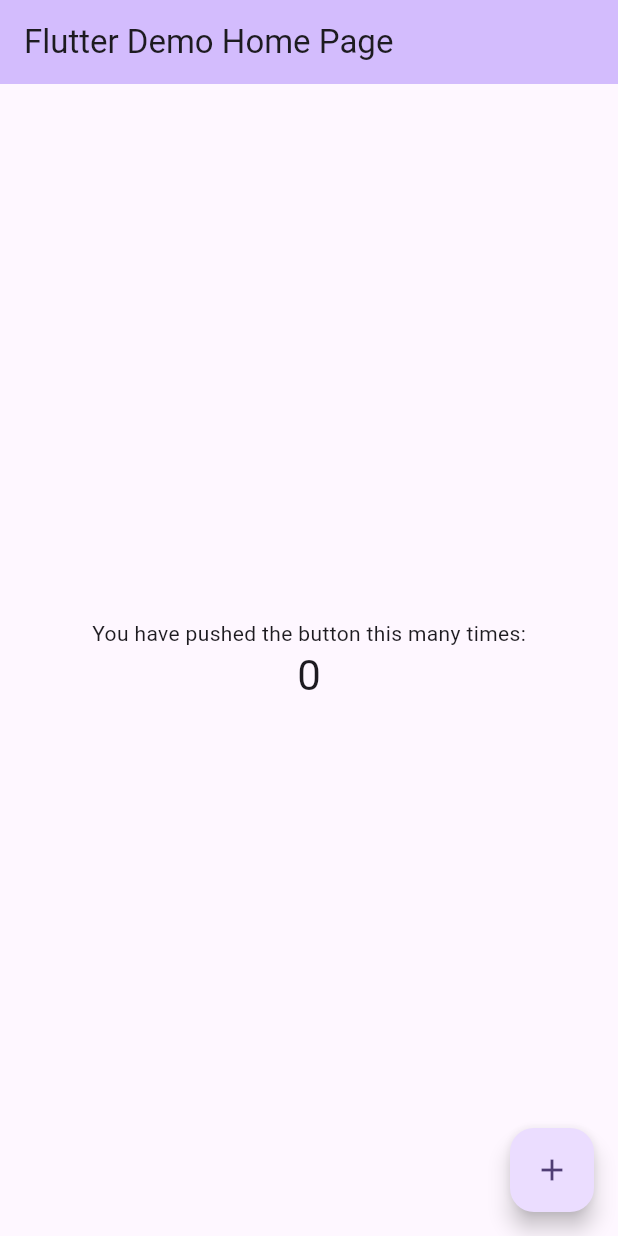
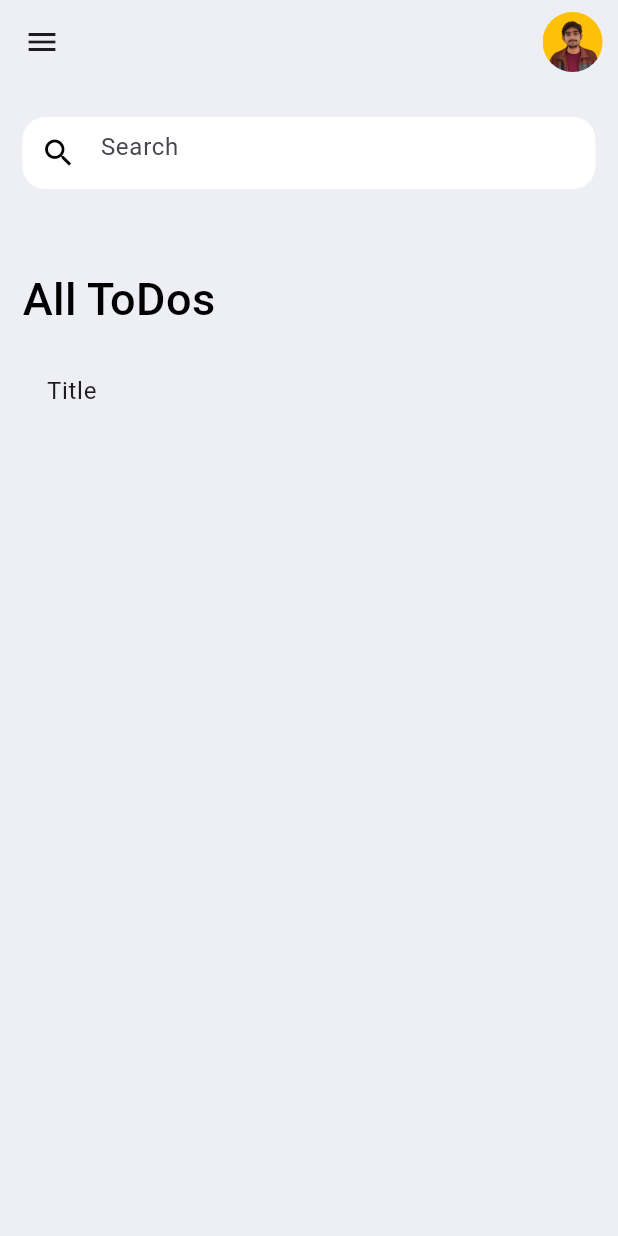
Before and after one commit to Aabis-Ahmed-Hassan/ToDo-App, a Flutter app: the screen it shows after launch, on a phone screen of 412 x 824 dp. Run offline on Flutter 3.47's test engine with Material 3 defaults, Android fonts, the phone set to English and light mode, and no system bars.

Commit message:
Done with App Bar and Search Bar (UI)

```diff
--- /dev/null
+++ b/lib/Constants/colors.dart
@@ -0,0 +1,13 @@
+import 'package:flutter/material.dart';
+class AppColors {
+
+
+
+  static const Color tdRed = Color(0xFFDA4040);
+  static const Color tdBlue = Color(0xFF5F52EE);
+
+  static const Color tdBlack = Color(0xFF3A3A3A);
+  static const Color tdGrey = Color(0xFF717171);
+
+  static const Color tdBGColor = Color(0xFFEEEFF5);
+}
--- /dev/null
+++ b/lib/Screens/home_screen.dart
@@ -0,0 +1,84 @@
+import 'package:flutter/material.dart';
+import 'package:to_do_app/Constants/colors.dart';
+import 'package:to_do_app/Widgets/ToDoWidget.dart';
+
+class HomeScreen extends StatefulWidget {
+  const HomeScreen({super.key});
+
+  @override
+  State<HomeScreen> createState() => _HomeScreenState();
+}
+
+class _HomeScreenState extends State<HomeScreen> {
+  @override
+  Widget build(BuildContext context) {
+    final height = MediaQuery.of(context).size.height;
+    final width = MediaQuery.of(context).size.width;
+
+    return Scaffold(
+        backgroundColor: AppColors.tdBGColor,
+        appBar: AppBar(
+          backgroundColor: AppColors.tdBGColor,
+          actions: [
+            CircleAvatar(
+              backgroundImage: AssetImage('Assets/profile_image.png'),
+            ),
+            SizedBox(
+              width: width * 0.025,
+            ),
+          ],
+          leading: DrawerButton(
+            style: ButtonStyle(),
+          ),
+        ),
+        drawer: Drawer(
+          child: Column(
+            children: [
+              Text('adf'),
+              Text('adf'),
+              Text('adf'),
+              Text('adf'),
+              Text('adf'),
+            ],
+          ),
+        ),
+        body: SingleChildScrollView(
+          child: Padding(
+            padding: const EdgeInsets.symmetric(horizontal: 15, vertical: 10),
+            child: Column(
+              mainAxisAlignment: MainAxisAlignment.start,
+              crossAxisAlignment: CrossAxisAlignment.start,
+              children: [
+                Container(
+                  margin: EdgeInsets.symmetric(vertical: 12),
+                  decoration: BoxDecoration(
+                    borderRadius: BorderRadius.circular(15),
+                    color: Colors.white,
+                  ),
+                  child: TextFormField(
+                    decoration: InputDecoration(
+                      hintText: 'Search',
+                      prefixIcon: Icon(
+                        Icons.search,
+                        color: Colors.black,
+                      ),
+                      border: InputBorder.none,
+                    ),
+                  ),
+                ),
+                Container(
+                  margin: EdgeInsets.only(top: 40, bottom: 12),
+                  child: Text('All ToDos',
+                      style: TextStyle(
+                        fontSize: 30,
+                        color: Colors.black,
+                        fontWeight: FontWeight.w500,
+                      )),
+                ),
+                ToDoItem(title: 'Title')
+              ],
+            ),
+          ),
+        ));
+  }
+}
--- /dev/null
+++ b/lib/Widgets/ToDoWidget.dart
@@ -0,0 +1,15 @@
+import 'package:flutter/material.dart';
+
+class ToDoItem extends StatelessWidget {
+  ToDoItem({super.key , required this.title});
+
+  String title;
+  @override
+  Widget build(BuildContext context) {
+    return ListTile(
+
+      title: Text(title.toString()),
+
+    );
+  }
+}
--- a/lib/main.dart
+++ b/lib/main.dart
@@ -1,125 +1,20 @@
 import 'package:flutter/material.dart';
+import 'package:to_do_app/Screens/home_screen.dart';
 
 void main() {
-  runApp(const MyApp());
+  runApp(MyApp());
 }
+
 
 class MyApp extends StatelessWidget {
   const MyApp({super.key});
 
-  // This widget is the root of your application.
   @override
   Widget build(BuildContext context) {
     return MaterialApp(
-      title: 'Flutter Demo',
-      theme: ThemeData(
-        // This is the theme of your application.
-        //
-        // TRY THIS: Try running your application with "flutter run". You'll see
-        // the application has a purple toolbar. Then, without quitting the app,
-        // try changing the seedColor in the colorScheme below to Colors.green
-        // and then invoke "hot reload" (save your changes or press the "hot
-        // reload" button in a Flutter-supported IDE, or press "r" if you used
-        // the command line to start the app).
-        //
-        // Notice that the counter didn't reset back to zero; the application
-        // state is not lost during the reload. To reset the state, use hot
-        // restart instead.
-        //
-        // This works for code too, not just values: Most code changes can be
-        // tested with just a hot reload.
-        colorScheme: ColorScheme.fromSeed(seedColor: Colors.deepPurple),
-        useMaterial3: true,
-      ),
-      home: const MyHomePage(title: 'Flutter Demo Home Page'),
+      debugShowCheckedModeBanner: false,
+      home: HomeScreen(),
+
     );
   }
 }
-
-class MyHomePage extends StatefulWidget {
-  const MyHomePage({super.key, required this.title});
-
-  // This widget is the home page of your application. It is stateful, meaning
-  // that it has a State object (defined below) that contains fields that affect
-  // how it looks.
-
-  // This class is the configuration for the state. It holds the values (in this
-  // case the title) provided by the parent (in this case the App widget) and
-  // used by the build method of the State. Fields in a Widget subclass are
-  // always marked "final".
-
-  final String title;
-
-  @override
-  State<MyHomePage> createState() => _MyHomePageState();
-}
-
-class _MyHomePageState extends State<MyHomePage> {
-  int _counter = 0;
-
-  void _incrementCounter() {
-    setState(() {
-      // This call to setState tells the Flutter framework that something has
-      // changed in this State, which causes it to rerun the build method below
-      // so that the display can reflect the updated values. If we changed
-      // _counter without calling setState(), then the build method would not be
-      // called again, and so nothing would appear to happen.
-      _counter++;
-    });
-  }
-
-  @override
-  Widget build(BuildContext context) {
-    // This method is rerun every time setState is called, for instance as done
-    // by the _incrementCounter method above.
-    //
-    // The Flutter framework has been optimized to make rerunning build methods
-    // fast, so that you can just rebuild anything that needs updating rather
-    // than having to individually change instances of widgets.
-    return Scaffold(
-      appBar: AppBar(
-        // TRY THIS: Try changing the color here to a specific color (to
-        // Colors.amber, perhaps?) and trigger a hot reload to see the AppBar
-        // change color while the other colors stay the same.
-        backgroundColor: Theme.of(context).colorScheme.inversePrimary,
-        // Here we take the value from the MyHomePage object that was created by
-        // the App.build method, and use it to set our appbar title.
-        title: Text(widget.title),
-      ),
-      body: Center(
-        // Center is a layout widget. It takes a single child and positions it
-        // in the middle of the parent.
-        child: Column(
-          // Column is also a layout widget. It takes a list of children and
-          // arranges them vertically. By default, it sizes itself to fit its
-          // children horizontally, and tries to be as tall as its parent.
-          //
-          // Column has various properties to control how it sizes itself and
-          // how it positions its children. Here we use mainAxisAlignment to
-          // center the children vertically; the main axis here is the vertical
-          // axis because Columns are vertical (the cross axis would be
-          // horizontal).
-          //
-          // TRY THIS: Invoke "debug painting" (choose the "Toggle Debug Paint"
-          // action in the IDE, or press "p" in the console), to see the
-          // wireframe for each widget.
-          mainAxisAlignment: MainAxisAlignment.center,
-          children: <Widget>[
-            const Text(
-              'You have pushed the button this many times:',
-            ),
-            Text(
-              '$_counter',
-              style: Theme.of(context).textTheme.headlineMedium,
-            ),
-          ],
-        ),
-      ),
-      floatingActionButton: FloatingActionButton(
-        onPressed: _incrementCounter,
-        tooltip: 'Increment',
-        child: const Icon(Icons.add),
-      ), // This trailing comma makes auto-formatting nicer for build methods.
-    );
-  }
-}
--- a/pubspec.yaml
+++ b/pubspec.yaml
@@ -59,9 +59,8 @@ flutter:
   uses-material-design: true
 
   # To add assets to your application, add an assets section, like this:
-  # assets:
-  #   - images/a_dot_burr.jpeg
-  #   - images/a_dot_ham.jpeg
+  assets:
+    - Assets/
 
   # An image asset can refer to one or more resolution-specific "variants", see
   # https://flutter.dev/assets-and-images/#resolution-aware
```
Also changed, not shown: Assets/profile_image.png (added).
